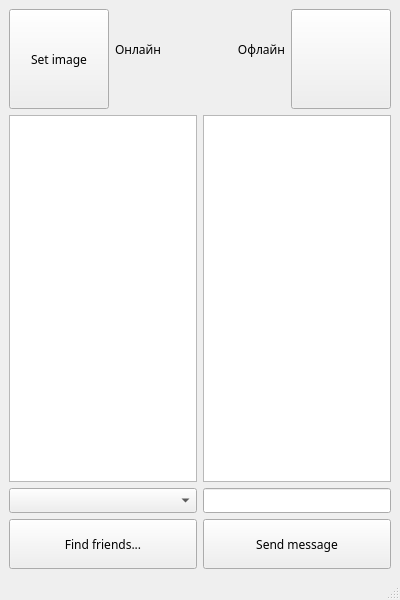
Qt form NEWchat_window.ui (IgorEvgenievichChebotar/MessengerSimple) before a commit.
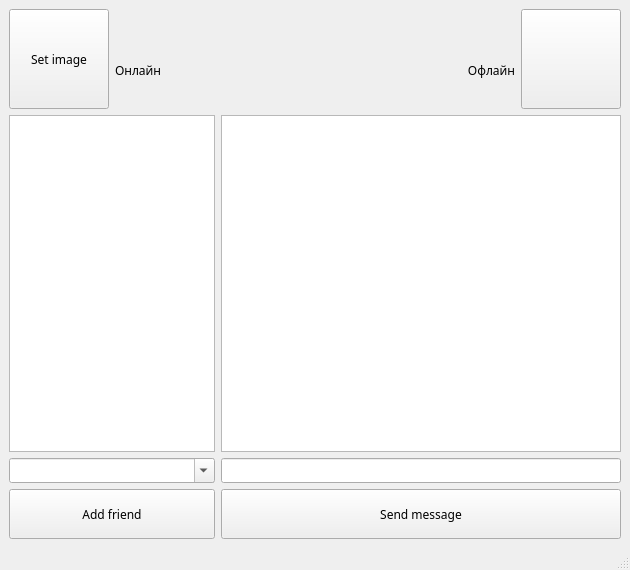
The same form after that commit.

```diff
--- a/NEWchat_window.ui
+++ b/NEWchat_window.ui
@@ -6,14 +6,14 @@
    <rect>
     <x>0</x>
     <y>0</y>
-    <width>400</width>
-    <height>600</height>
+    <width>630</width>
+    <height>570</height>
    </rect>
   </property>
   <property name="minimumSize">
    <size>
-    <width>400</width>
-    <height>600</height>
+    <width>630</width>
+    <height>570</height>
    </size>
   </property>
   <property name="windowTitle">
@@ -21,7 +21,50 @@
   </property>
   <widget class="QWidget" name="centralwidget">
    <layout class="QGridLayout" name="gridLayout">
-    <item row="1" column="1">
+    <item row="2" column="0" colspan="2">
+     <widget class="QListWidget" name="friends_list">
+      <property name="minimumSize">
+       <size>
+        <width>200</width>
+        <height>300</height>
+       </size>
+      </property>
+     </widget>
+    </item>
+    <item row="0" column="0" rowspan="2">
+     <widget class="QPushButton" name="my_image_btn">
+      <property name="sizePolicy">
+       <sizepolicy hsizetype="Preferred" vsizetype="Preferred">
+        <horstretch>0</horstretch>
+        <verstretch>0</verstretch>
+       </sizepolicy>
+      </property>
+      <property name="minimumSize">
+       <size>
+        <width>100</width>
+        <height>100</height>
+       </size>
+      </property>
+      <property name="maximumSize">
+       <size>
+        <width>100</width>
+        <height>100</height>
+       </size>
+      </property>
+      <property name="font">
+       <font>
+        <family>Segoe UI Variable</family>
+       </font>
+      </property>
+      <property name="cursor">
+       <cursorShape>PointingHandCursor</cursorShape>
+      </property>
+      <property name="text">
+       <string>Set image</string>
+      </property>
+     </widget>
+    </item>
+    <item row="0" column="1">
      <widget class="QLabel" name="my_login">
       <property name="sizePolicy">
        <sizepolicy hsizetype="Preferred" vsizetype="Maximum">
@@ -39,10 +82,93 @@
       </property>
      </widget>
     </item>
+    <item row="3" column="0" colspan="2">
+     <widget class="QComboBox" name="comboBox">
+      <property name="sizePolicy">
+       <sizepolicy hsizetype="Preferred" vsizetype="Preferred">
+        <horstretch>0</horstretch>
+        <verstretch>0</verstretch>
+       </sizepolicy>
+      </property>
+      <property name="minimumSize">
+       <size>
+        <width>200</width>
+        <height>25</height>
+       </size>
+      </property>
+      <property name="maximumSize">
+       <size>
+        <width>16777215</width>
+        <height>50</height>
+       </size>
+      </property>
+      <property name="autoFillBackground">
+       <bool>false</bool>
+      </property>
+      <property name="editable">
+       <bool>true</bool>
+      </property>
+     </widget>
+    </item>
     <item row="4" column="0" colspan="2">
-     <widget class="QListWidget" name="friends_list"/>
+     <widget class="QPushButton" name="find_friends_btn">
+      <property name="sizePolicy">
+       <sizepolicy hsizetype="Minimum" vsizetype="Maximum">
+        <horstretch>0</horstretch>
+        <verstretch>0</verstretch>
+       </sizepolicy>
+      </property>
+      <property name="minimumSize">
+       <size>
+        <width>200</width>
+        <height>50</height>
+       </size>
+      </property>
+      <property name="maximumSize">
+       <size>
+        <width>16777215</width>
+        <height>50</height>
+       </size>
+      </property>
+      <property name="font">
+       <font>
+        <family>Segoe UI Variable</family>
+       </font>
+      </property>
+      <property name="cursor">
+       <cursorShape>PointingHandCursor</cursorShape>
+      </property>
+      <property name="text">
+       <string>Add friend</string>
+      </property>
+     </widget>
     </item>
-    <item row="1" column="3" rowspan="3">
+    <item row="1" column="3">
+     <widget class="QLabel" name="friend_activity">
+      <property name="font">
+       <font>
+        <family>Segoe UI Variable</family>
+       </font>
+      </property>
+      <property name="text">
+       <string>Офлайн</string>
+      </property>
+      <property name="alignment">
+       <set>Qt::AlignRight|Qt::AlignTrailing|Qt::AlignVCenter</set>
+      </property>
+     </widget>
+    </item>
+    <item row="2" column="2" colspan="3">
+     <widget class="QListWidget" name="msg_list">
+      <property name="minimumSize">
+       <size>
+        <width>400</width>
+        <height>300</height>
+       </size>
+      </property>
+     </widget>
+    </item>
+    <item row="0" column="4" rowspan="2">
      <widget class="QPushButton" name="friend_image">
       <property name="sizePolicy">
        <sizepolicy hsizetype="Preferred" vsizetype="Preferred">
@@ -75,32 +201,28 @@
       </property>
      </widget>
     </item>
-    <item row="4" column="2" colspan="2">
-     <widget class="QListWidget" name="msg_list"/>
-    </item>
-    <item row="5" column="0" colspan="2">
-     <widget class="QComboBox" name="comboBox">
+    <item row="0" column="2">
+     <widget class="QLabel" name="friend_login">
       <property name="sizePolicy">
-       <sizepolicy hsizetype="Preferred" vsizetype="Preferred">
+       <sizepolicy hsizetype="Preferred" vsizetype="Maximum">
         <horstretch>0</horstretch>
         <verstretch>0</verstretch>
        </sizepolicy>
       </property>
-      <property name="minimumSize">
-       <size>
-        <width>0</width>
-        <height>25</height>
-       </size>
+      <property name="font">
+       <font>
+        <family>Segoe UI Variable</family>
+       </font>
       </property>
-      <property name="maximumSize">
-       <size>
-        <width>16777215</width>
-        <height>50</height>
-       </size>
+      <property name="text">
+       <string/>
+      </property>
+      <property name="alignment">
+       <set>Qt::AlignRight|Qt::AlignTrailing|Qt::AlignVCenter</set>
       </property>
      </widget>
     </item>
-    <item row="5" column="2" colspan="2">
+    <item row="3" column="2" colspan="3">
      <widget class="QLineEdit" name="lineEdit">
       <property name="sizePolicy">
        <sizepolicy hsizetype="Expanding" vsizetype="Preferred">
@@ -110,7 +232,7 @@
       </property>
       <property name="minimumSize">
        <size>
-        <width>0</width>
+        <width>400</width>
         <height>25</height>
        </size>
       </property>
@@ -122,7 +244,7 @@
       </property>
      </widget>
     </item>
-    <item row="6" column="2" colspan="2">
+    <item row="4" column="2" colspan="3">
      <widget class="QPushButton" name="send_msg_btn">
       <property name="sizePolicy">
        <sizepolicy hsizetype="Minimum" vsizetype="Maximum">
@@ -132,7 +254,7 @@
       </property>
       <property name="minimumSize">
        <size>
-        <width>0</width>
+        <width>400</width>
         <height>50</height>
        </size>
       </property>
@@ -155,94 +277,7 @@
       </property>
      </widget>
     </item>
-    <item row="6" column="0" colspan="2">
-     <widget class="QPushButton" name="find_friends_btn">
-      <property name="sizePolicy">
-       <sizepolicy hsizetype="Minimum" vsizetype="Maximum">
-        <horstretch>0</horstretch>
-        <verstretch>0</verstretch>
-       </sizepolicy>
-      </property>
-      <property name="minimumSize">
-       <size>
-        <width>0</width>
-        <height>50</height>
-       </size>
-      </property>
-      <property name="maximumSize">
-       <size>
-        <width>16777215</width>
-        <height>50</height>
-       </size>
-      </property>
-      <property name="font">
-       <font>
-        <family>Segoe UI Variable</family>
-       </font>
-      </property>
-      <property name="cursor">
-       <cursorShape>PointingHandCursor</cursorShape>
-      </property>
-      <property name="text">
-       <string>Find friends...</string>
-      </property>
-     </widget>
-    </item>
-    <item row="1" column="2">
-     <widget class="QLabel" name="friend_login">
-      <property name="sizePolicy">
-       <sizepolicy hsizetype="Preferred" vsizetype="Maximum">
-        <horstretch>0</horstretch>
-        <verstretch>0</verstretch>
-       </sizepolicy>
-      </property>
-      <property name="font">
-       <font>
-        <family>Segoe UI Variable</family>
-       </font>
-      </property>
-      <property name="text">
-       <string/>
-      </property>
-      <property name="alignment">
-       <set>Qt::AlignRight|Qt::AlignTrailing|Qt::AlignVCenter</set>
-      </property>
-     </widget>
-    </item>
-    <item row="1" column="0" rowspan="3">
-     <widget class="QPushButton" name="my_image">
-      <property name="sizePolicy">
-       <sizepolicy hsizetype="Preferred" vsizetype="Preferred">
-        <horstretch>0</horstretch>
-        <verstretch>0</verstretch>
-       </sizepolicy>
-      </property>
-      <property name="minimumSize">
-       <size>
-        <width>100</width>
-        <height>100</height>
-       </size>
-      </property>
-      <property name="maximumSize">
-       <size>
-        <width>100</width>
-        <height>100</height>
-       </size>
-      </property>
-      <property name="font">
-       <font>
-        <family>Segoe UI Variable</family>
-       </font>
-      </property>
-      <property name="cursor">
-       <cursorShape>PointingHandCursor</cursorShape>
-      </property>
-      <property name="text">
-       <string>Set image</string>
-      </property>
-     </widget>
-    </item>
-    <item row="2" column="1">
+    <item row="1" column="1">
      <widget class="QLabel" name="my_activity">
       <property name="font">
        <font>
@@ -257,21 +292,6 @@
       </property>
      </widget>
     </item>
-    <item row="2" column="2">
-     <widget class="QLabel" name="friend_activity">
-      <property name="font">
-       <font>
-        <family>Segoe UI Variable</family>
-       </font>
-      </property>
-      <property name="text">
-       <string>Офлайн</string>
-      </property>
-      <property name="alignment">
-       <set>Qt::AlignRight|Qt::AlignTrailing|Qt::AlignVCenter</set>
-      </property>
-     </widget>
-    </item>
    </layout>
    <zorder>comboBox</zorder>
    <zorder>lineEdit</zorder>
```
Left out of the diff: 12 changed lines with no effect on the pictures.
